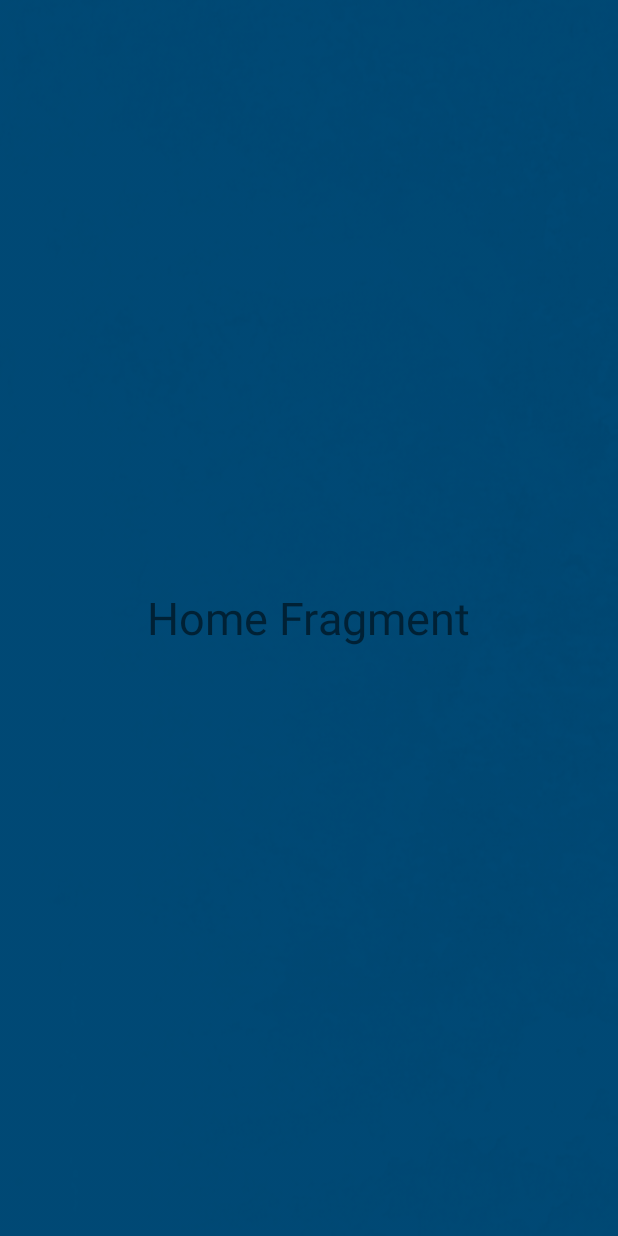
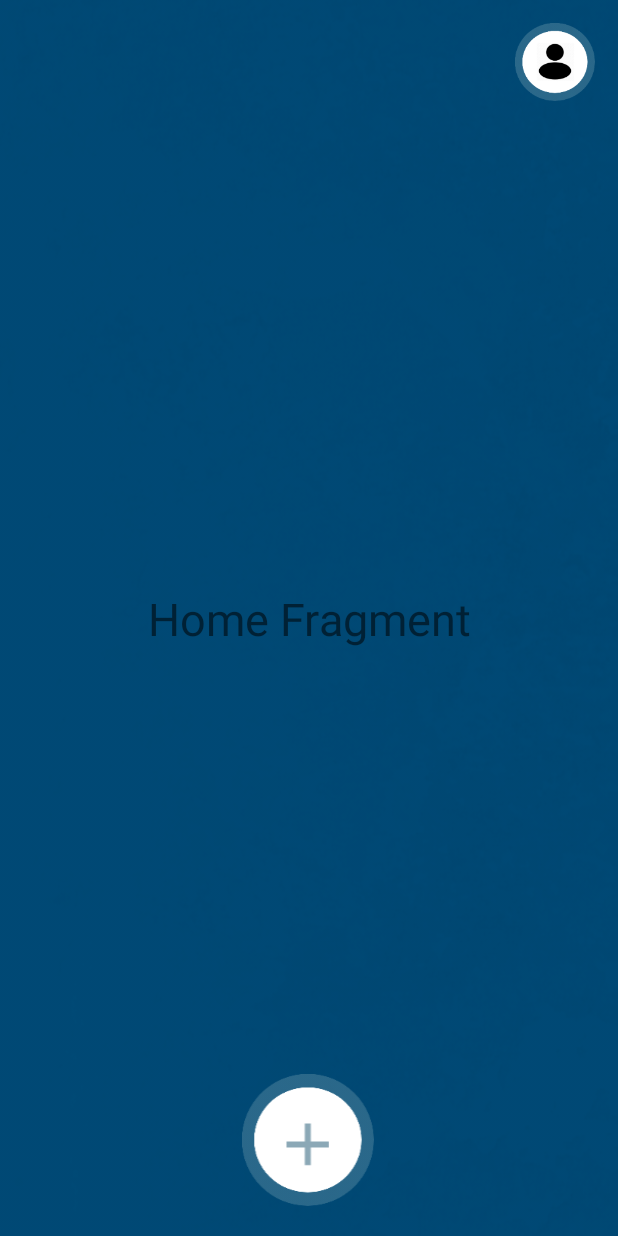
Before and after one commit to s176367/SMA_App, an Android app: the layout fragment_home.xml on its own in the app's theme, with its tools: preview values and no code run, on a phone screen of 412 x 824 dp. Run offline under Robolectric (Android 15) with nearby library versions, the phone set to English and light mode, and no system bars; Roboto replaces fonts that are not available here.

Commit message:
Nu virker de tre fragmenter :)

```diff
--- a/app/src/main/res/layout/fragment_home.xml
+++ b/app/src/main/res/layout/fragment_home.xml
@@ -1,23 +1,55 @@
 <?xml version="1.0" encoding="utf-8"?>
-<RelativeLayout
+<androidx.constraintlayout.widget.ConstraintLayout
 
 
     xmlns:android="http://schemas.android.com/apk/res/android"
     xmlns:app="http://schemas.android.com/apk/res-auto"
     xmlns:tools="http://schemas.android.com/tools"
+    android:id="@+id/relativeLayout"
     android:layout_width="match_parent"
     android:layout_height="match_parent"
-    android:background="@drawable/background" >
+    android:background="@drawable/background">
 
 
     <TextView
+        android:id="@+id/textView"
         android:layout_width="wrap_content"
         android:layout_height="wrap_content"
+        android:layout_centerHorizontal="true"
+        android:layout_centerVertical="true"
         android:text="Home Fragment"
         android:textSize="30sp"
+        app:layout_constraintBottom_toBottomOf="parent"
+        app:layout_constraintLeft_toLeftOf="parent"
+        app:layout_constraintRight_toRightOf="parent"
+        app:layout_constraintTop_toTopOf="parent" />
+
+    <Button
+        android:id="@+id/but_createMeeting"
+        android:layout_width="wrap_content"
+        android:layout_height="wrap_content"
         android:layout_centerInParent="true"
-    />
+        android:layout_centerHorizontal="true"
+
+        android:layout_centerVertical="true"
+        android:layout_marginBottom="20dp"
+        android:background="@drawable/plus"
+        android:hapticFeedbackEnabled="false"
+        app:layout_constraintBottom_toBottomOf="parent"
+        app:layout_constraintHorizontal_bias="0.498"
+        app:layout_constraintLeft_toLeftOf="parent"
+        app:layout_constraintRight_toRightOf="parent" />
+
+    <Button
+        android:id="@+id/but_profile"
+        android:layout_width="53dp"
+        android:layout_height="52dp"
+        android:layout_marginTop="15dp"
+        android:layout_marginEnd="15dp"
+        android:layout_marginRight="15dp"
+        android:background="@drawable/profile"
+        app:layout_constraintEnd_toEndOf="parent"
+        app:layout_constraintTop_toTopOf="parent" />
 
 
-
-</RelativeLayout>
+</androidx.constraintlayout.widget.ConstraintLayout>
```
Also changed, not shown: app/src/main/AndroidManifest.xml (+6 -7 lines), app/src/main/java/com/example/sma/MainActivity.java (added, +50 -0 lines), app/src/main/res/menu/bottom_navigation.xml (+5 -7 lines), app/src/main/res/layout/activity_main.xml (renamed from app/src/main/res/layout/frag_container.xml).
